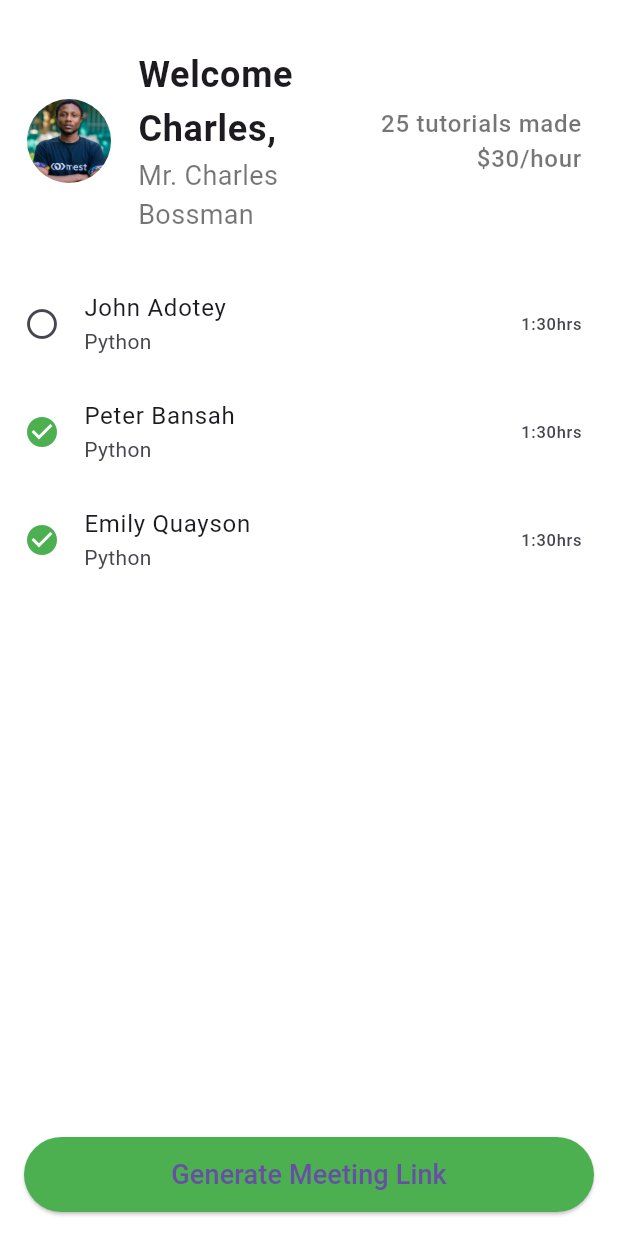
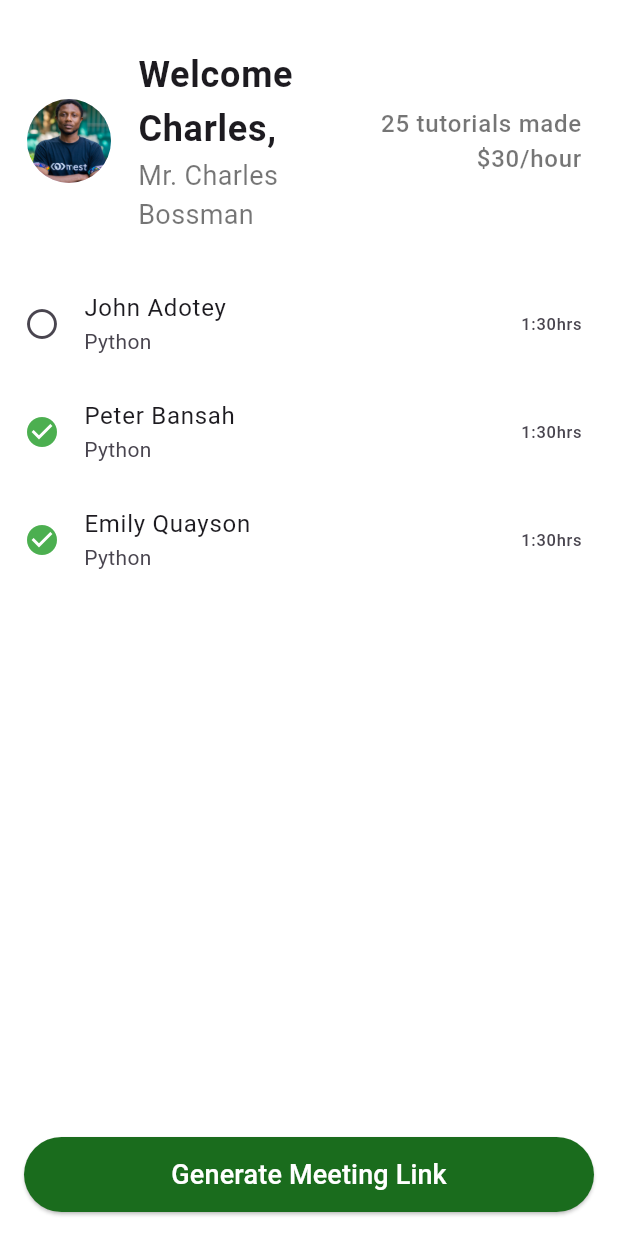
Before and after one commit to JudeUk/new_mest_mvp_webminds_mobile, a Flutter app: the screen it shows after launch, on a phone screen of 412 x 824 dp. Run offline on Flutter 3.47's test engine with Material 3 defaults, Android fonts, the phone set to English and light mode, and no system bars; our stand-ins replace flutter_svg, google_fonts.

Commit message:
Text in whit

```diff
--- a/lib/mentee_requests_screen.dart
+++ b/lib/mentee_requests_screen.dart
@@ -92,7 +92,7 @@
                 padding: EdgeInsets.all(16.0),
                 child: ElevatedButton(
                   style: ElevatedButton.styleFrom(
-                    primary: Colors.green,
+                    primary: const Color.fromARGB(255, 26, 108, 29),
                     shape: RoundedRectangleBorder(
                       borderRadius: BorderRadius.circular(30.0),
                     ),
@@ -103,7 +103,7 @@
                   },
                   child: Text(
                     'Generate Meeting Link',
-                    style: TextStyle(fontSize: 18),
+                    style: TextStyle(fontSize: 18, color: Colors.white),
                   ),
                 ),
               ),
--- a/pubspec.yaml
+++ b/pubspec.yaml
@@ -19,7 +19,7 @@
 version: 1.0.0+1
 
 environment:
-  sdk: '>=3.2.5 <4.0.0'
+  sdk: '>=3.2.3 <4.0.0'
 
 # Dependencies specify other packages that your package needs in order to work.
 # To automatically upgrade your package dependencies to the latest versions
```
Also changed, not shown: pubspec.lock.
